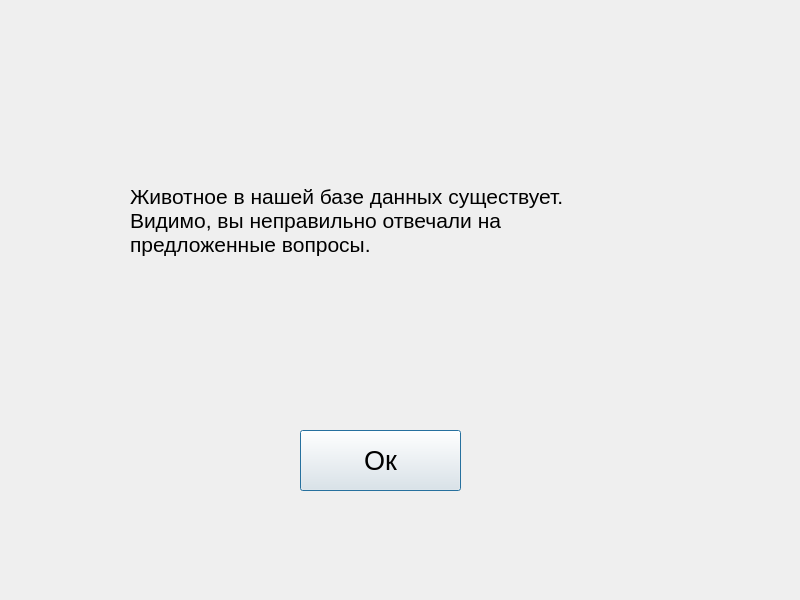
The window that QtPetinator/animalexists.ui (krbroman/Petinator) describes before a commit, drawn with Qt 5.
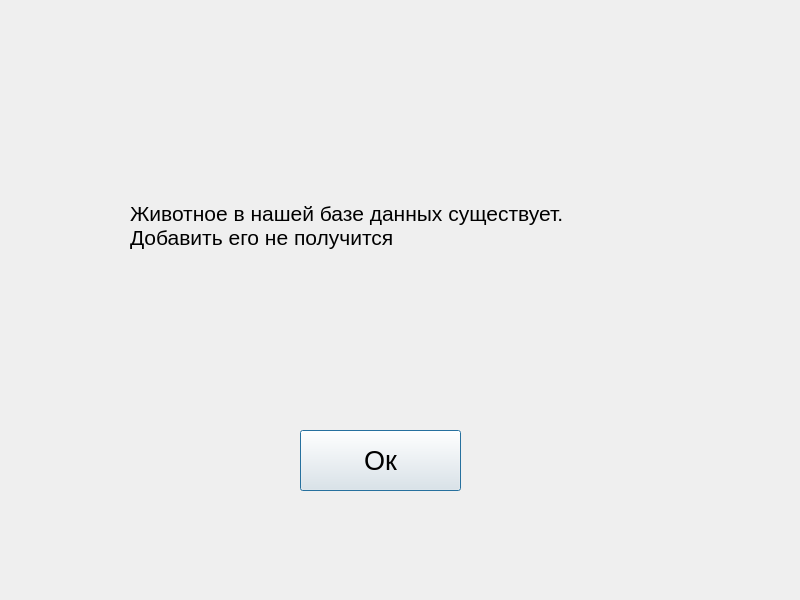
The same window after the commit.

Patch:
```diff
--- a/QtPetinator/animalexists.ui
+++ b/QtPetinator/animalexists.ui
@@ -19,7 +19,7 @@
      <x>130</x>
      <y>130</y>
      <width>601</width>
-     <height>181</height>
+     <height>191</height>
     </rect>
    </property>
    <property name="font">
@@ -29,8 +29,7 @@
    </property>
    <property name="text">
     <string>Животное в нашей базе данных существует. 
-Видимо, вы неправильно отвечали на 
-предложенные вопросы.</string>
+Добавить его не получится</string>
    </property>
   </widget>
   <widget class="QPushButton" name="pushButton">
```
Left out of the diff: 2 changed lines with no effect on the pictures.
